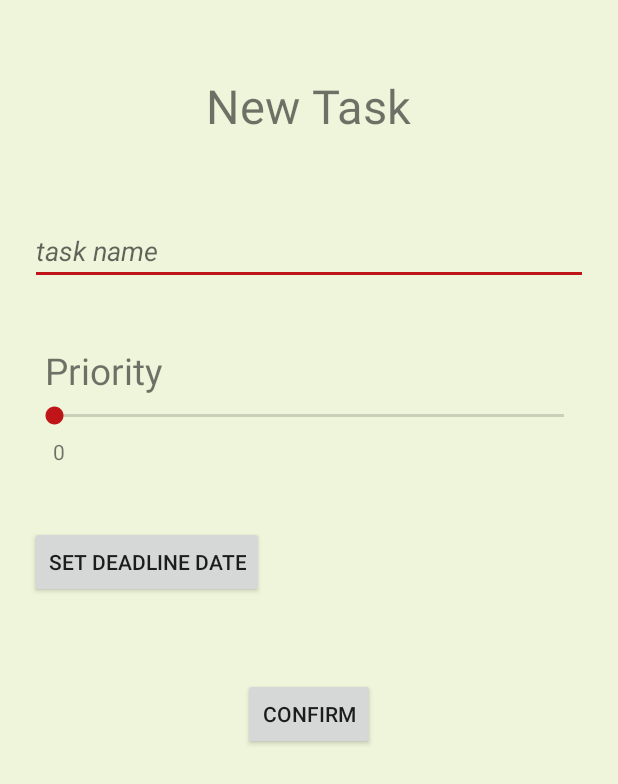
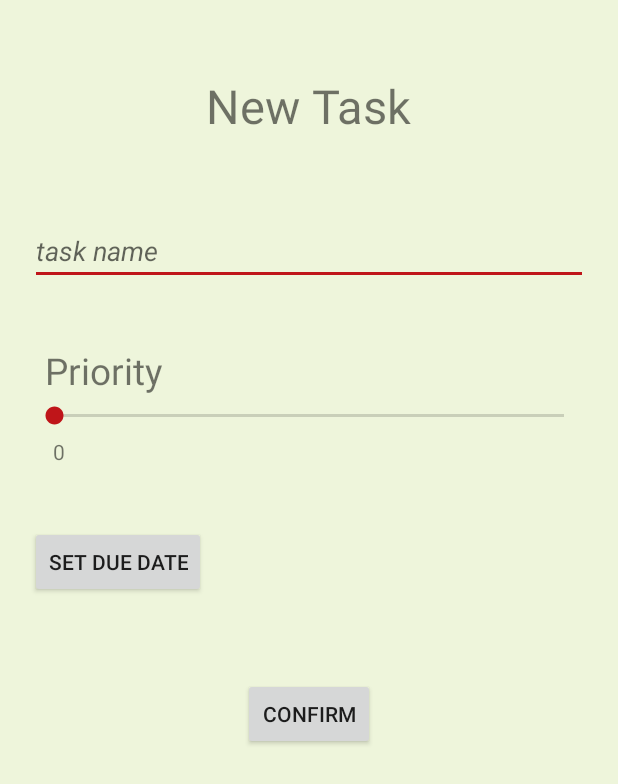
Before and after one commit to rrosatti/todo, an Android app: the NewTaskActivity screen opened directly, with no data from a screen before it, on a phone screen of 412 x 824 dp. Shown: the top 784 px of the screen. Run offline under Robolectric (Android 15) with nearby library versions, the phone set to English and light mode, and no system bars.

Commit message:
add DatePickerDialog to new_activity.xml. Create class Util

```diff
--- a/app/src/main/java/com/example/rodri/todo/ui/activity/NewTaskActivity.java
+++ b/app/src/main/java/com/example/rodri/todo/ui/activity/NewTaskActivity.java
@@ -1,24 +1,42 @@
 package com.example.rodri.todo.ui.activity;
 
+import android.app.ActionBar;
 import android.app.Activity;
+import android.app.DatePickerDialog;
 import android.os.Bundle;
+import android.view.View;
+import android.view.Window;
+import android.view.WindowManager;
+import android.widget.Button;
+import android.widget.DatePicker;
 import android.widget.SeekBar;
 import android.widget.TextView;
+import android.widget.Toast;
 
 import com.example.rodri.todo.R;
+import com.example.rodri.todo.util.Util;
+
+import java.util.Calendar;
+import java.util.TimeZone;
 
 /**
  * Created by rodri on 4/11/2016.
  */
 public class NewTaskActivity extends Activity {
 
+    private SeekBar prioritySeekBar;
+    private TextView numPriority;
+    private Button setDueDate;
+    private Button confirm;
+
     @Override
     protected void onCreate(Bundle savedInstanceState) {
         super.onCreate(savedInstanceState);
+        //Util.setFullScreen(NewTaskActivity.this);
         setContentView(R.layout.new_task);
+        initialize();
 
-        SeekBar prioritySeekBar = (SeekBar) findViewById(R.id.prioritySeekBar);
-        final TextView numPriority = (TextView) findViewById(R.id.txtNumPriority);
+
         numPriority.setText(String.valueOf(prioritySeekBar.getProgress()));
 
         prioritySeekBar.setOnSeekBarChangeListener(new SeekBar.OnSeekBarChangeListener() {
@@ -40,6 +58,33 @@ public class NewTaskActivity extends Activity {
             }
         });
 
+        setDueDate.setOnClickListener(new View.OnClickListener() {
+            @Override
+            public void onClick(View v) {
+                DatePickerDialog.OnDateSetListener datePickerListener = new DatePickerDialog.OnDateSetListener() {
+                    @Override
+                    public void onDateSet(DatePicker view, int year, int monthOfYear, int dayOfMonth) {
+                        String date = dayOfMonth + "/" + (monthOfYear + 1) + "/" + year;
+                        Toast.makeText(NewTaskActivity.this, "The chosen date is: " + date, Toast.LENGTH_LONG).show();
+                    }
+                };
+
+                Calendar cal = Calendar.getInstance(TimeZone.getDefault());
+                DatePickerDialog datePicker = new DatePickerDialog(NewTaskActivity.this, R.style.AppTheme, datePickerListener,
+                        cal.get(Calendar.YEAR), cal.get(Calendar.MONTH), cal.get(Calendar.DAY_OF_MONTH));
+
+                datePicker.show();
+
+            }
+        });
+
+    }
+
+    private void initialize() {
+        prioritySeekBar = (SeekBar) findViewById(R.id.prioritySeekBar);
+        numPriority = (TextView) findViewById(R.id.txtNumPriority);
+        setDueDate = (Button) findViewById(R.id.btSetDueDate);
+        confirm = (Button) findViewById(R.id.btConfirm);
     }
 
 }
--- a/app/src/main/res/layout/new_task.xml
+++ b/app/src/main/res/layout/new_task.xml
@@ -52,8 +52,8 @@
     <Button
         android:layout_width="wrap_content"
         android:layout_height="wrap_content"
-        android:text="@string/set_deadline_date"
-        android:id="@+id/btSetDeadlineDate"
+        android:text="@string/set_due_date"
+        android:id="@+id/btSetDueDate"
         android:layout_alignParentStart="true"
         android:layout_marginTop="40dp"
         android:layout_below="@+id/txtNumPriority" />
@@ -63,7 +63,7 @@
         android:layout_height="wrap_content"
         android:text="@string/confirm"
         android:id="@+id/btConfirmNewTask"
-        android:layout_below="@+id/btSetDeadlineDate"
+        android:layout_below="@+id/btSetDueDate"
         android:layout_centerHorizontal="true"
         android:layout_marginTop="53dp" />
 
--- a/app/src/main/res/values/strings.xml
+++ b/app/src/main/res/values/strings.xml
@@ -12,7 +12,7 @@
 
     <!--  Button  -->
     <string name="confirm">Confirm</string>
-    <string name="set_deadline_date">Set Deadline Date</string>
+    <string name="set_due_date">Set Due Date</string>
 
     <!--  Hint  -->
     <string name="category_name">category name</string>
```
Also changed, not shown: app/src/main/java/com/example/rodri/todo/util/Util.java (added, +20 -0 lines).
